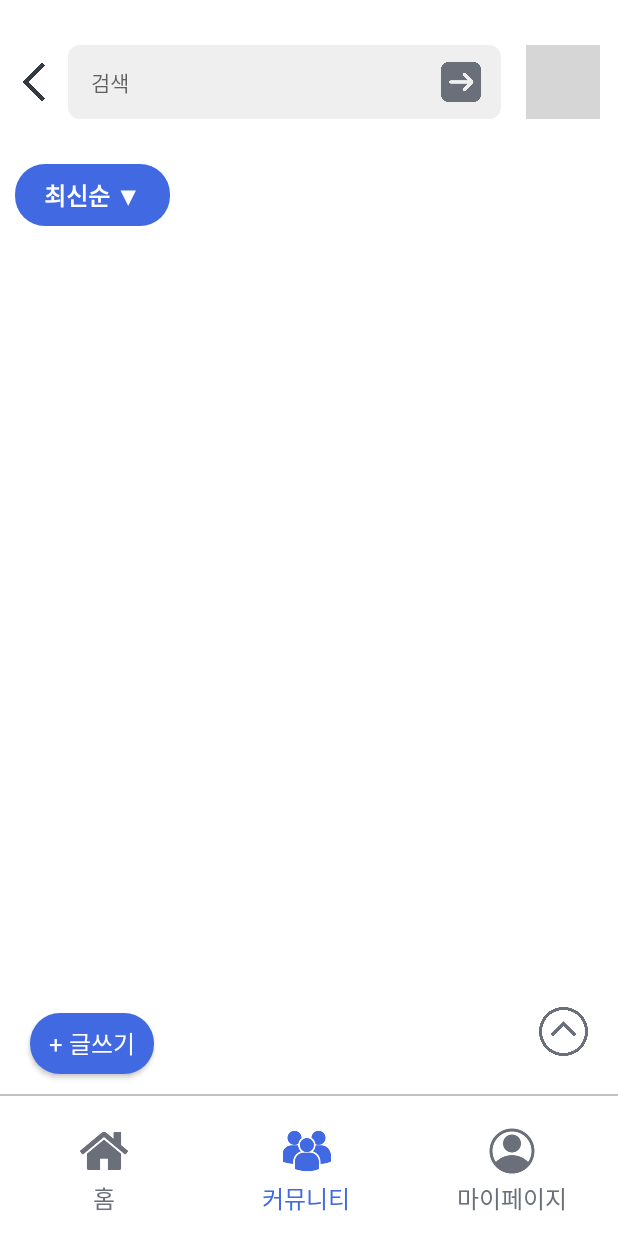
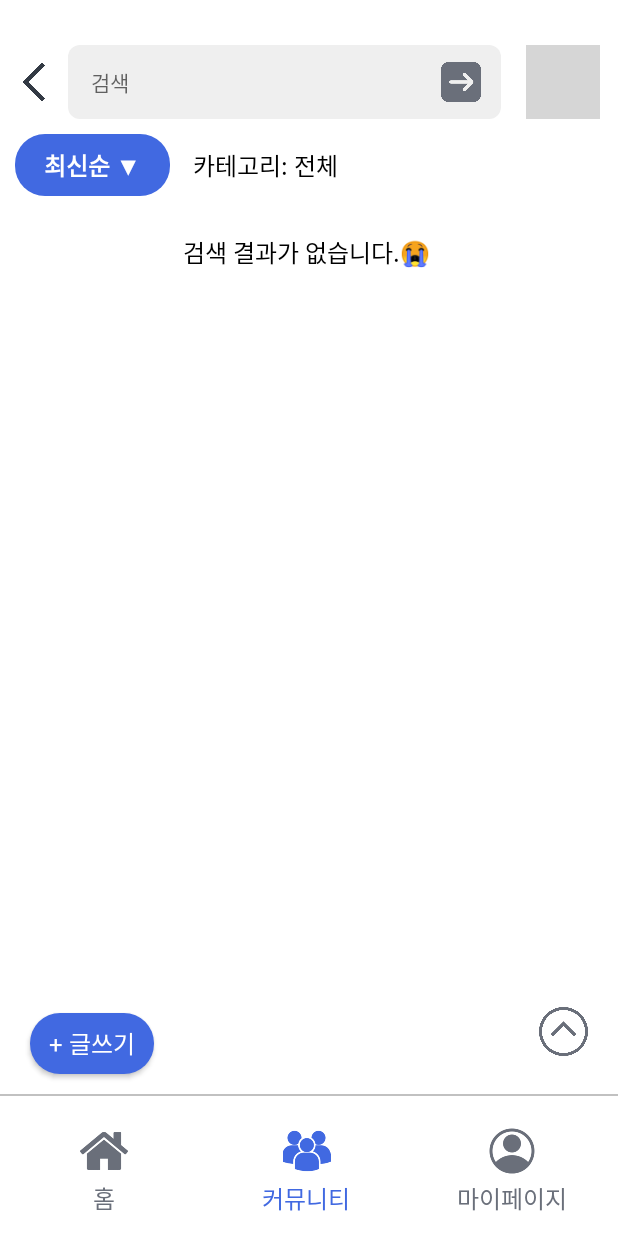
Before and after one commit to AtmosCat/AllergyDetective, an Android app: the fragment PostListFragment shown on its own in the app's theme, on a phone screen of 412 x 824 dp. Run offline under Robolectric (Android 15) with nearby library versions, the light colour scheme and no system bars; our stand-ins replace Firebase (no records; nobody signed in at launch, a user with empty details on screens opened directly); pictures from the network do not load; 1 statement that could not run was skipped; grey boxes are pictures that could not be loaded.

Commit message:
레이아웃 수정, PostList 설정된 카테고리 표시, 검색결과 없을 때 안내문구 추가

```diff
--- a/app/src/main/java/com/allergyguardian/allergyguardian/presentation/community/postlist/PostListFragment.kt
+++ b/app/src/main/java/com/allergyguardian/allergyguardian/presentation/community/postlist/PostListFragment.kt
@@ -81,6 +81,18 @@ class PostListFragment : Fragment() {
             }
             filteredItems = filteredItems.filter { it.posterEmail !in currentUserBlockedUsers }
             postListAdapter.submitList(filteredItems)
+
+            if (filteredItems.isEmpty()) {
+                binding.tvNoticeNoData.visibility = View.VISIBLE
+            } else {
+                binding.tvNoticeNoData.visibility = View.GONE
+            }
+        }
+
+        if (postViewModel.selectedCategories.value.isNullOrEmpty()) {
+            binding.tvCategory.text = "카테고리: 전체"
+        } else {
+            binding.tvCategory.text = "카테고리: ${postViewModel.selectedCategories.value}"
         }
 
         binding.btnBack.setOnClickListener{
--- a/app/src/main/res/layout/fragment_community_home.xml
+++ b/app/src/main/res/layout/fragment_community_home.xml
@@ -318,7 +318,7 @@
         android:layout_height="wrap_content"
         android:text="홈"
         android:textSize="16sp"
-        android:fontFamily="@font/nanum_square_bold"
+        android:fontFamily="@font/nanum_square_ac_bold"
         android:textColor="@color/main_color_light_gray"
         app:layout_constraintStart_toStartOf="@+id/btn_tab_home"
         app:layout_constraintEnd_toEndOf="@+id/btn_tab_home"
@@ -347,7 +347,7 @@
         android:layout_height="wrap_content"
         android:text="커뮤니티"
         android:textSize="16sp"
-        android:fontFamily="@font/nanum_square_bold"
+        android:fontFamily="@font/nanum_square_ac_bold"
         android:textColor="@color/main_color_orange"
         app:layout_constraintStart_toStartOf="@+id/btn_tab_community"
         app:layout_constraintEnd_toEndOf="@+id/btn_tab_community"
@@ -376,7 +376,7 @@
         android:layout_height="wrap_content"
         android:text="마이페이지"
         android:textSize="16sp"
-        android:fontFamily="@font/nanum_square_bold"
+        android:fontFamily="@font/nanum_square_ac_bold"
         android:textColor="@color/main_color_light_gray"
         app:layout_constraintStart_toStartOf="@+id/btn_tab_mypage"
         app:layout_constraintEnd_toEndOf="@+id/btn_tab_mypage"
--- a/app/src/main/res/layout/fragment_home.xml
+++ b/app/src/main/res/layout/fragment_home.xml
@@ -184,7 +184,7 @@
             android:layout_height="wrap_content"
             android:text="홈"
             android:textSize="16sp"
-            android:fontFamily="@font/nanum_square_bold"
+            android:fontFamily="@font/nanum_square_ac_bold"
             android:textColor="@color/main_color_orange"
             app:layout_constraintStart_toStartOf="@+id/btn_tab_home"
             app:layout_constraintEnd_toEndOf="@+id/btn_tab_home"
@@ -213,7 +213,7 @@
             android:layout_height="wrap_content"
             android:text="커뮤니티"
             android:textSize="16sp"
-            android:fontFamily="@font/nanum_square_bold"
+            android:fontFamily="@font/nanum_square_ac_bold"
             android:textColor="@color/main_color_light_gray"
             app:layout_constraintStart_toStartOf="@+id/btn_tab_community"
             app:layout_constraintEnd_toEndOf="@+id/btn_tab_community"
@@ -242,7 +242,7 @@
             android:layout_height="wrap_content"
             android:text="마이페이지"
             android:textSize="16sp"
-            android:fontFamily="@font/nanum_square_bold"
+            android:fontFamily="@font/nanum_square_ac_bold"
             android:textColor="@color/main_color_light_gray"
             app:layout_constraintStart_toStartOf="@+id/btn_tab_mypage"
             app:layout_constraintEnd_toEndOf="@+id/btn_tab_mypage"
--- a/app/src/main/res/layout/fragment_post_list.xml
+++ b/app/src/main/res/layout/fragment_post_list.xml
@@ -72,7 +72,7 @@
         android:layout_height="0dp"
         android:background="@drawable/background_spinner"
         android:layout_marginStart="10dp"
-        android:layout_marginTop="30dp"
+        android:layout_marginTop="10dp"
         android:gravity="center"
         style="@style/textStyle_subheading"
         android:textColor="@color/white"
@@ -80,6 +80,33 @@
         app:layout_constraintWidth_percent="0.25"
         app:layout_constraintStart_toStartOf="parent"
         app:layout_constraintTop_toBottomOf="@+id/et_search"
+        />
+
+    <TextView
+        android:id="@+id/tv_category"
+        android:layout_width="0dp"
+        android:layout_height="wrap_content"
+        android:layout_marginStart="15dp"
+        android:text="✅ 카테고리: 전체"
+        android:ellipsize="end"
+        android:maxLines="1"
+        style="@style/textStyle_subtitle"
+        android:layout_marginEnd="15dp"
+        app:layout_constraintBottom_toBottomOf="@+id/btn_spinner"
+        app:layout_constraintEnd_toEndOf="parent"
+        app:layout_constraintStart_toEndOf="@+id/btn_spinner"
+        app:layout_constraintTop_toTopOf="@+id/btn_spinner" />
+
+    <TextView
+        android:id="@+id/tv_notice_no_data"
+        android:layout_width="match_parent"
+        android:layout_height="wrap_content"
+        android:text="검색 결과가 없습니다.😭 "
+        android:padding="20dp"
+        style="@style/textStyle_subtitle"
+        android:gravity="center"
+        android:elevation="2dp"
+        app:layout_constraintTop_toTopOf="@+id/recyclerview"
         />
 
     <androidx.recyclerview.widget.RecyclerView
@@ -172,7 +199,7 @@
         android:layout_height="wrap_content"
         android:text="홈"
         android:textSize="16sp"
-        android:fontFamily="@font/nanum_square_bold"
+        android:fontFamily="@font/nanum_square_ac_bold"
         android:textColor="@color/main_color_light_gray"
         app:layout_constraintStart_toStartOf="@+id/btn_tab_home"
         app:layout_constraintEnd_toEndOf="@+id/btn_tab_home"
@@ -201,7 +228,7 @@
         android:layout_height="wrap_content"
         android:text="커뮤니티"
         android:textSize="16sp"
-        android:fontFamily="@font/nanum_square_bold"
+        android:fontFamily="@font/nanum_square_ac_bold"
         android:textColor="@color/main_color_orange"
         app:layout_constraintStart_toStartOf="@+id/btn_tab_community"
         app:layout_constraintEnd_toEndOf="@+id/btn_tab_community"
@@ -230,7 +257,7 @@
         android:layout_height="wrap_content"
         android:text="마이페이지"
         android:textSize="16sp"
-        android:fontFamily="@font/nanum_square_bold"
+        android:fontFamily="@font/nanum_square_ac_bold"
         android:textColor="@color/main_color_light_gray"
         app:layout_constraintStart_toStartOf="@+id/btn_tab_mypage"
         app:layout_constraintEnd_toEndOf="@+id/btn_tab_mypage"
```
Also changed, not shown: app/src/main/java/com/allergyguardian/allergyguardian/presentation/home/HomeFragment.kt (+2 -54 lines), app/src/main/java/com/allergyguardian/allergyguardian/presentation/itemlist/ItemListFragment.kt (+11 -1 lines), app/src/main/res/layout/fragment_item_detail.xml (+6 -6 lines), app/src/main/res/layout/fragment_item_list.xml (+16 -12 lines), app/src/main/res/layout/fragment_my_page.xml (+20 -21 lines).
